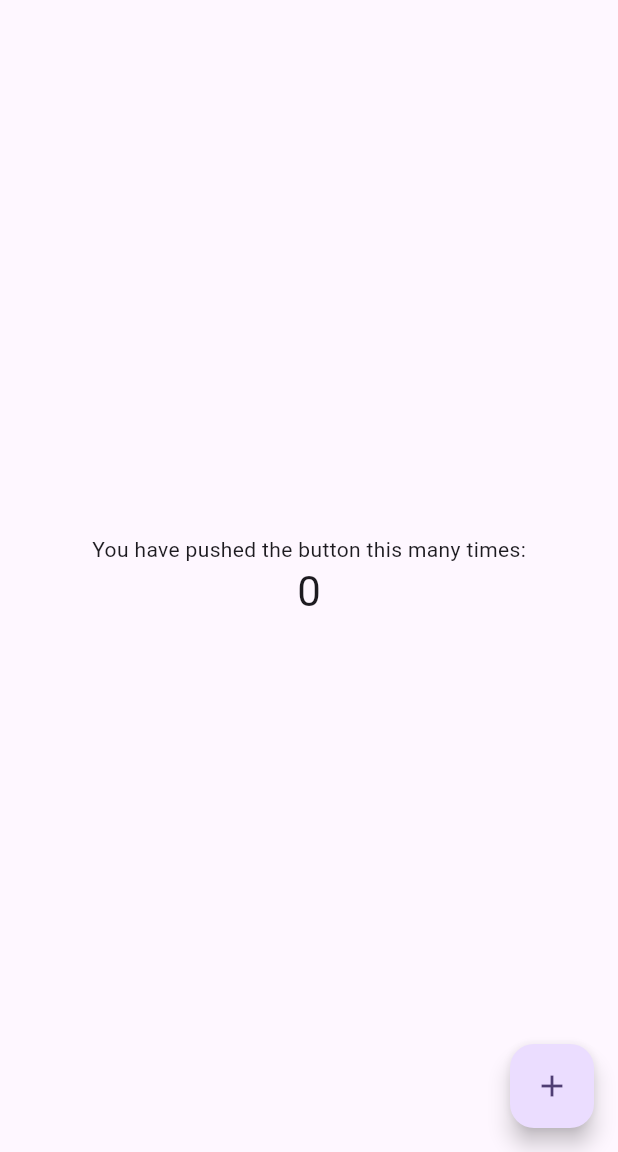
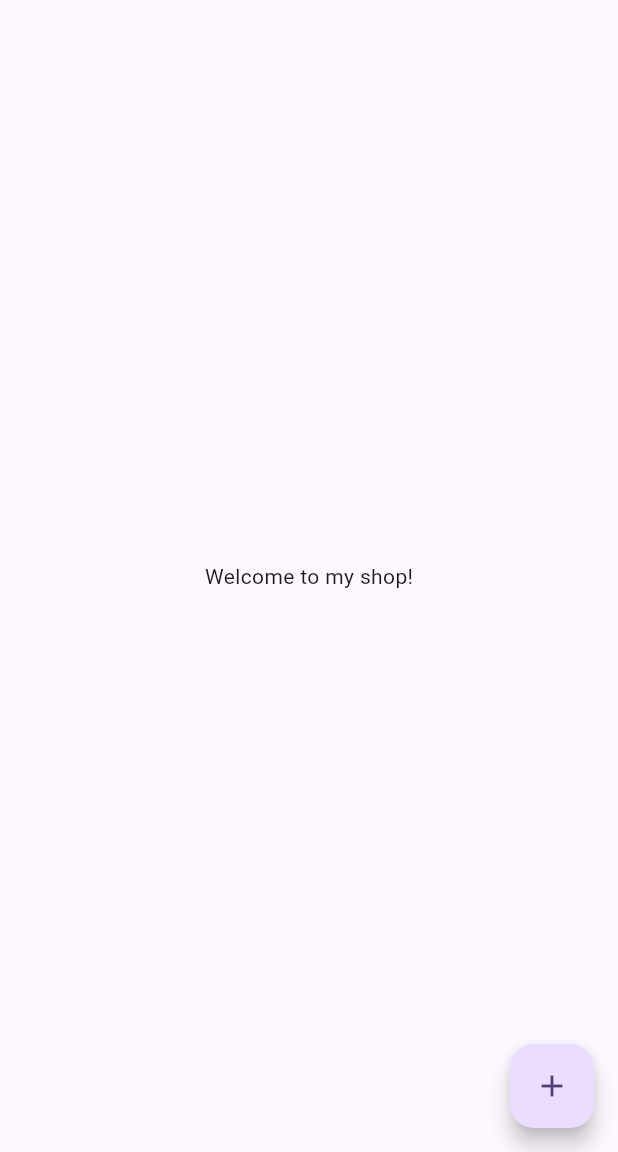
Before and after one commit to sd7n/seansandwich_shop, a Flutter app: the screen it shows after launch, on a phone screen of 412 x 824 dp, the part 84-1236 px from its top. Run offline on Flutter 3.47's test engine with Material 3 defaults, Android fonts, the phone set to English and light mode, and no system bars.

Commit message:
Remove 2nd Text Widget

```diff
--- a/lib/main.dart
+++ b/lib/main.dart
@@ -104,11 +104,7 @@ class _MyHomePageState extends State<MyHomePage> {
           // wireframe for each widget.
           mainAxisAlignment: MainAxisAlignment.center,
           children: <Widget>[
-            const Text('You have pushed the button this many times:'),
-            Text(
-              '$_counter',
-              style: Theme.of(context).textTheme.headlineMedium,
-            ),
+            const Text('Welcome to my shop!'),
           ],
         ),
       ),
```
